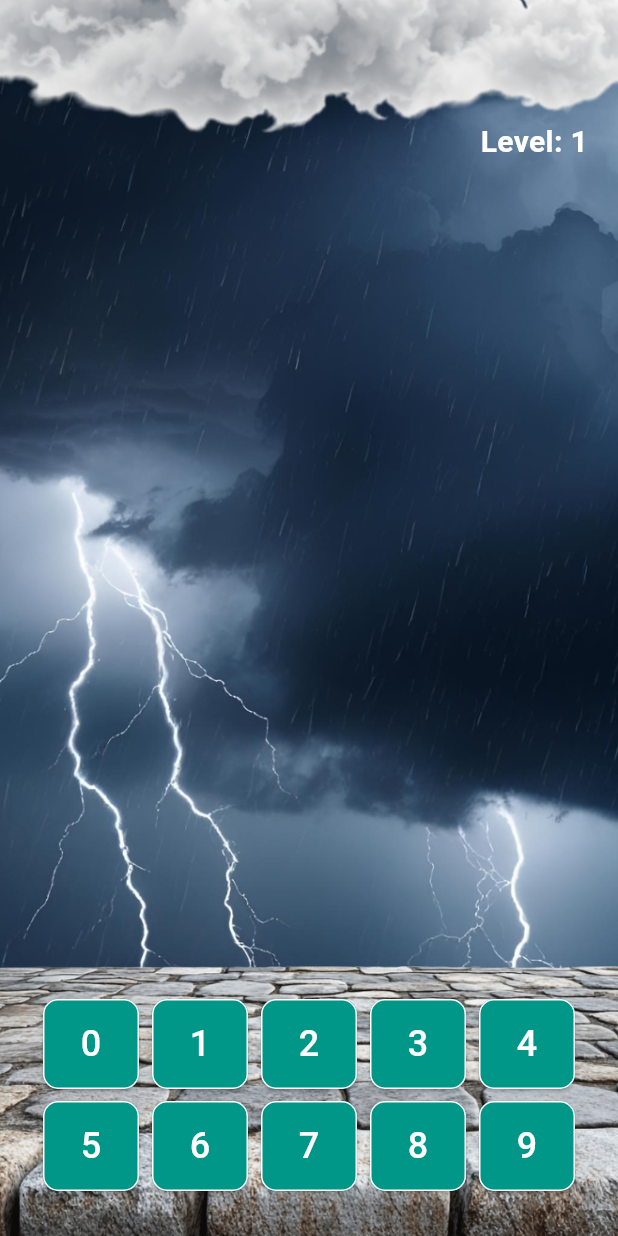
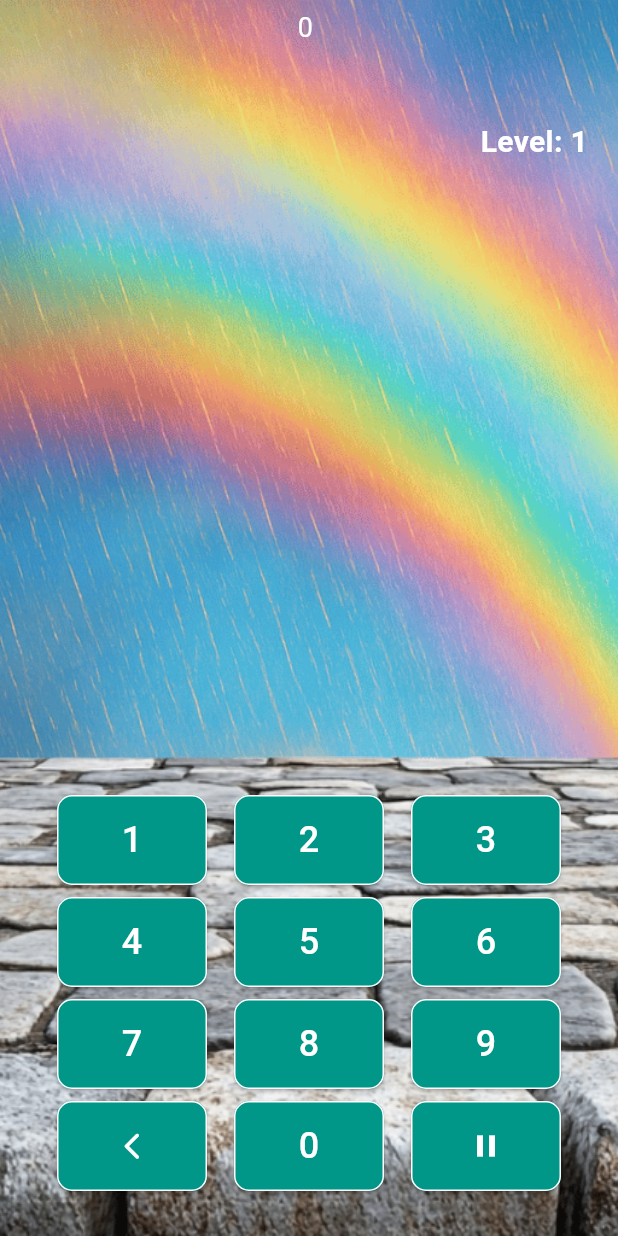
Before and after one commit to juansabaye/falling_numbers, a Flutter app: the screen it shows after launch, after a tap on "START GAME", on a phone screen of 412 x 824 dp. Run offline on Flutter 3.47's test engine with Material 3 defaults, Android fonts, the phone set to English and light mode, and no system bars; our stand-ins replace shared_preferences.

Commit message:
more changes

```diff
--- a/lib/app/atoms/ground_widget.dart
+++ b/lib/app/atoms/ground_widget.dart
@@ -6,7 +6,7 @@ class GroundWidget extends StatelessWidget {
   @override
   Widget build(BuildContext context) {
     return Container(
-      height: 180,
+      height: 320,
       width: double.infinity,
       decoration: const BoxDecoration(
         image: DecorationImage(
--- a/lib/app/atoms/keyboard.dart
+++ b/lib/app/atoms/keyboard.dart
@@ -14,14 +14,17 @@ class KeyBoard extends StatelessWidget {
         children: [
           Row(
             mainAxisAlignment: MainAxisAlignment.spaceEvenly,
-            children: List.generate(5, (index) {
+            children: List.generate(3, (index) {
               return ElevatedButton(
                 onPressed: () {
                   var controller = context.read<GameController>();
-                  controller.removeDrops(index);
+                  controller.explode(index + 1);
+                  Future.delayed(const Duration(milliseconds: 100), () {
+                    controller.removeDrops(index + 1);
+                  });
                 },
                 style: ButtonStyle(
-                  fixedSize: WidgetStateProperty.all(Size(double.infinity, 60)),
+                  fixedSize: WidgetStateProperty.all(Size(100, 60)),
                   shape: WidgetStateProperty.all<RoundedRectangleBorder>(
                     RoundedRectangleBorder(
                       borderRadius: BorderRadius.circular(10),
@@ -34,7 +37,7 @@ class KeyBoard extends StatelessWidget {
                   backgroundColor: WidgetStateProperty.all<Color>(Colors.teal),
                 ),
                 child: Text(
-                  '$index',
+                  '${index + 1}',
                   style: TextStyle(color: Colors.white, fontSize: 24),
                 ),
               );
@@ -43,14 +46,17 @@ class KeyBoard extends StatelessWidget {
           const SizedBox(height: 8),
           Row(
             mainAxisAlignment: MainAxisAlignment.spaceEvenly,
-            children: List.generate(5, (index) {
+            children: List.generate(3, (index) {
               return ElevatedButton(
                 onPressed: () {
                   var controller = context.read<GameController>();
-                  controller.removeDrops(index + 5);
+                  controller.explode(index + 4);
+                  Future.delayed(const Duration(milliseconds: 100), () {
+                    controller.removeDrops(index + 4);
+                  });
                 },
                 style: ButtonStyle(
-                  fixedSize: WidgetStateProperty.all(Size(double.infinity, 60)),
+                  fixedSize: WidgetStateProperty.all(Size(100, 60)),
                   side: WidgetStateProperty.all<BorderSide>(
                     BorderSide(color: Colors.white, width: 1),
                   ),
@@ -62,11 +68,115 @@ class KeyBoard extends StatelessWidget {
                   backgroundColor: WidgetStateProperty.all<Color>(Colors.teal),
                 ),
                 child: Text(
-                  '${index + 5}',
+                  '${index + 4}',
                   style: TextStyle(color: Colors.white, fontSize: 24),
                 ),
               );
             }),
+          ),
+          const SizedBox(height: 8),
+          Row(
+            mainAxisAlignment: MainAxisAlignment.spaceEvenly,
+            children: List.generate(3, (index) {
+              return ElevatedButton(
+                onPressed: () {
+                  var controller = context.read<GameController>();
+                  controller.explode(index + 7);
+                  Future.delayed(const Duration(milliseconds: 100), () {
+                    controller.removeDrops(index + 7);
+                  });
+                },
+                style: ButtonStyle(
+                  fixedSize: WidgetStateProperty.all(Size(100, 60)),
+                  side: WidgetStateProperty.all<BorderSide>(
+                    BorderSide(color: Colors.white, width: 1),
+                  ),
+                  shape: WidgetStateProperty.all<RoundedRectangleBorder>(
+                    RoundedRectangleBorder(
+                      borderRadius: BorderRadius.circular(10),
+                    ),
+                  ),
+                  backgroundColor: WidgetStateProperty.all<Color>(Colors.teal),
+                ),
+                child: Text(
+                  '${index + 7}',
+                  style: TextStyle(color: Colors.white, fontSize: 24),
+                ),
+              );
+            }),
+          ),
+          const SizedBox(height: 8),
+          Row(
+            mainAxisAlignment: MainAxisAlignment.spaceEvenly,
+
+            children: [
+              ElevatedButton(
+                onPressed: () {
+                  Navigator.pop(context);
+                },
+                style: ButtonStyle(
+                  fixedSize: WidgetStateProperty.all(Size(100, 60)),
+                  side: WidgetStateProperty.all<BorderSide>(
+                    BorderSide(color: Colors.white, width: 1),
+                  ),
+                  shape: WidgetStateProperty.all<RoundedRectangleBorder>(
+                    RoundedRectangleBorder(
+                      borderRadius: BorderRadius.circular(10),
+                    ),
+                  ),
+                  backgroundColor: WidgetStateProperty.all<Color>(Colors.teal),
+                ),
+                child: Icon(
+                  Icons.arrow_back_ios_new_rounded,
+                  color: Colors.white,
+                  size: 21,
+                ),
+              ),
+              ElevatedButton(
+                onPressed: () {
+                  var controller = context.read<GameController>();
+                  controller.explode(0);
+                  Future.delayed(const Duration(milliseconds: 100), () {
+                    controller.removeDrops(0);
+                  });
+                },
+                style: ButtonStyle(
+                  fixedSize: WidgetStateProperty.all(Size(100, 60)),
+                  side: WidgetStateProperty.all<BorderSide>(
+                    BorderSide(color: Colors.white, width: 1),
+                  ),
+                  shape: WidgetStateProperty.all<RoundedRectangleBorder>(
+                    RoundedRectangleBorder(
+                      borderRadius: BorderRadius.circular(10),
+                    ),
+                  ),
+                  backgroundColor: WidgetStateProperty.all<Color>(Colors.teal),
+                ),
+                child: Text(
+                  '${0}',
+                  style: TextStyle(color: Colors.white, fontSize: 24),
+                ),
+              ),
+              ElevatedButton(
+                onPressed: () {
+                  var controller = context.read<GameController>();
+                  controller.pause(controller);
+                },
+                style: ButtonStyle(
+                  fixedSize: WidgetStateProperty.all(Size(100, 60)),
+                  side: WidgetStateProperty.all<BorderSide>(
+                    BorderSide(color: Colors.white, width: 1),
+                  ),
+                  shape: WidgetStateProperty.all<RoundedRectangleBorder>(
+                    RoundedRectangleBorder(
+                      borderRadius: BorderRadius.circular(10),
+                    ),
+                  ),
+                  backgroundColor: WidgetStateProperty.all<Color>(Colors.teal),
+                ),
+                child: Icon(Icons.pause, color: Colors.white, size: 24),
+              ),
+            ],
           ),
         ],
       ),
--- a/lib/app/atoms/number_drop.dart
+++ b/lib/app/atoms/number_drop.dart
@@ -2,11 +2,24 @@ import 'package:falling_numbers/app/controller/game_controller.dart';
 import 'package:flutter/material.dart';
 import 'package:provider/provider.dart';
 
+// ignore: must_be_immutable
 class NumberDrop extends StatefulWidget {
   final int number;
-  final double position;
+  final double hposition;
+  int speed;
+  bool exploded;
+  bool paused;
+  double vposition;
 
-  const NumberDrop({super.key, required this.number, required this.position});
+  NumberDrop({
+    super.key,
+    required this.number,
+    required this.hposition,
+    this.exploded = false,
+    this.speed = 1,
+    this.paused = false,
+    this.vposition = 0,
+  });
 
   @override
   State<NumberDrop> createState() => _NumberDropState();
@@ -14,7 +27,7 @@ class NumberDrop extends StatefulWidget {
 
 class _NumberDropState extends State<NumberDrop>
     with SingleTickerProviderStateMixin {
-  AnimationController? _controller;
+  AnimationController? animationController;
   Animation<double>? _animation;
 
   @override
@@ -23,9 +36,14 @@ class _NumberDropState extends State<NumberDrop>
     initDrop();
   }
 
+  void continueDrop() {
+    animationController?.forward();
+    setState(() {});
+  }
+
   @override
   void dispose() {
-    _controller?.dispose();
+    animationController?.dispose();
     super.dispose();
   }
 
@@ -34,21 +52,30 @@ class _NumberDropState extends State<NumberDrop>
     return AnimatedBuilder(
       animation: _animation ?? AlwaysStoppedAnimation(0),
       builder: (context, child) {
-        double value = _animation?.value ?? 0;
-        if (value >= MediaQuery.of(context).size.height - 200) {
+        double vposition = _animation?.value ?? 0;
+        if (vposition >= MediaQuery.of(context).size.height - 320) {
           WidgetsBinding.instance.addPostFrameCallback((_) {
             var controller = context.read<GameController>();
             controller.finishGame(controller);
           });
         }
+        if (widget.paused) {
+          animationController?.stop();
+        }
         return Positioned(
-          left: widget.position,
-          top: value,
+          left: widget.hposition,
+          top: vposition,
           child: Center(
-            child: Text(
-              '${widget.number}',
-              style: const TextStyle(color: Colors.white, fontSize: 18),
-            ),
+            child:
+                widget.exploded
+                    ? Text(
+                      '💥',
+                      style: const TextStyle(color: Colors.white, fontSize: 30),
+                    )
+                    : Text(
+                      '${widget.number}',
+                      style: const TextStyle(color: Colors.white, fontSize: 18),
+                    ),
           ),
         );
       },
@@ -57,15 +84,15 @@ class _NumberDropState extends State<NumberDrop>
 
   void initDrop() async {
     await Future.delayed(Duration.zero);
-    _controller = AnimationController(
-      duration: const Duration(seconds: 5),
+    animationController = AnimationController(
+      duration: Duration(seconds: widget.speed),
       vsync: this,
     );
     _animation = Tween<double>(
       begin: -50.0,
-      end: MediaQuery.of(context).size.height - 200,
-    ).animate(_controller!);
-    _controller?.forward();
+      end: MediaQuery.of(context).size.height - 320,
+    ).animate(animationController!);
+    animationController?.forward();
     setState(() {});
   }
 }
--- a/lib/app/views/home_page.dart
+++ b/lib/app/views/home_page.dart
@@ -1,4 +1,3 @@
-import 'package:falling_numbers/app/atoms/cloud_widget.dart';
 import 'package:falling_numbers/app/atoms/ground_widget.dart';
 import 'package:falling_numbers/app/atoms/keyboard.dart';
 import 'package:falling_numbers/app/atoms/level_counter.dart';
@@ -38,12 +37,12 @@ class _HomePageState extends State<HomePage> {
                 child: RainView(),
               ),
 
-              Positioned(
-                top: -kToolbarHeight * 1.5,
-                left: 0,
-                right: 0,
-                child: CloudWidget(),
-              ),
+              // Positioned(
+              //   top: -kToolbarHeight * 1.6,
+              //   left: 0,
+              //   right: 0,
+              //   child: CloudWidget(),
+              // ),
               Positioned(left: 0, right: 0, bottom: 0, child: GroundWidget()),
               Positioned(bottom: 0, left: 0, right: 0, child: KeyBoard()),
               Positioned(top: 80, right: 20, child: LevelCounter()),
```
Also changed, not shown: lib/app/atoms/modal_pause.dart (added, +84 -0 lines), lib/app/controller/game_controller.dart (+47 -4 lines), assets/images/b.png, assets/images/b3.png (added), assets/images/background.png, assets/images/icon.png, 2 other files.
